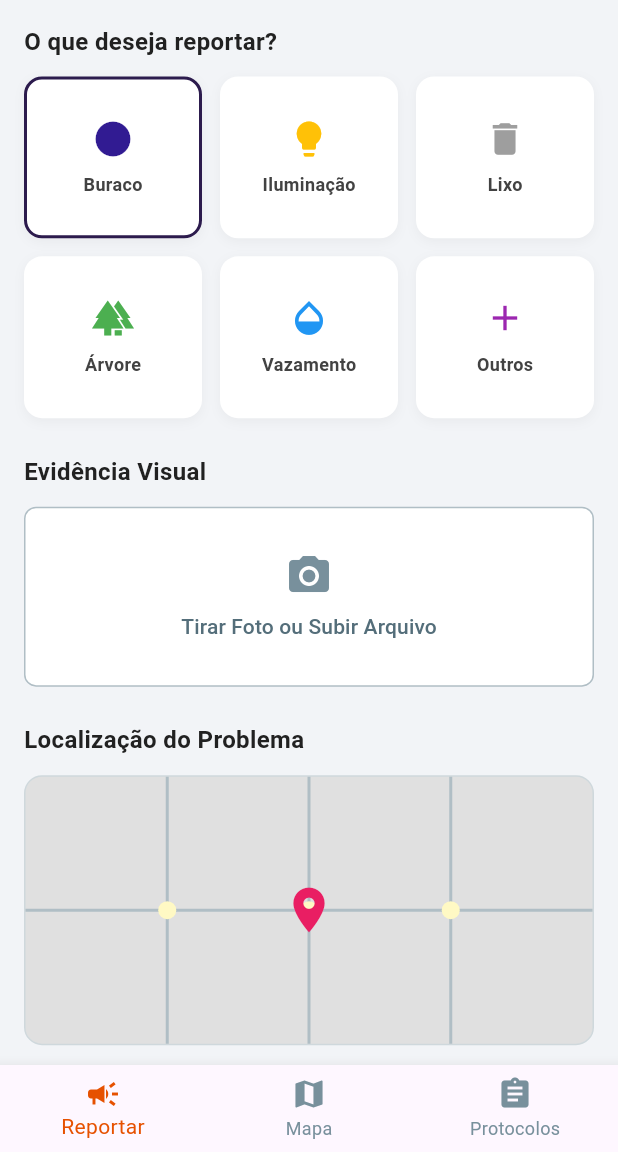
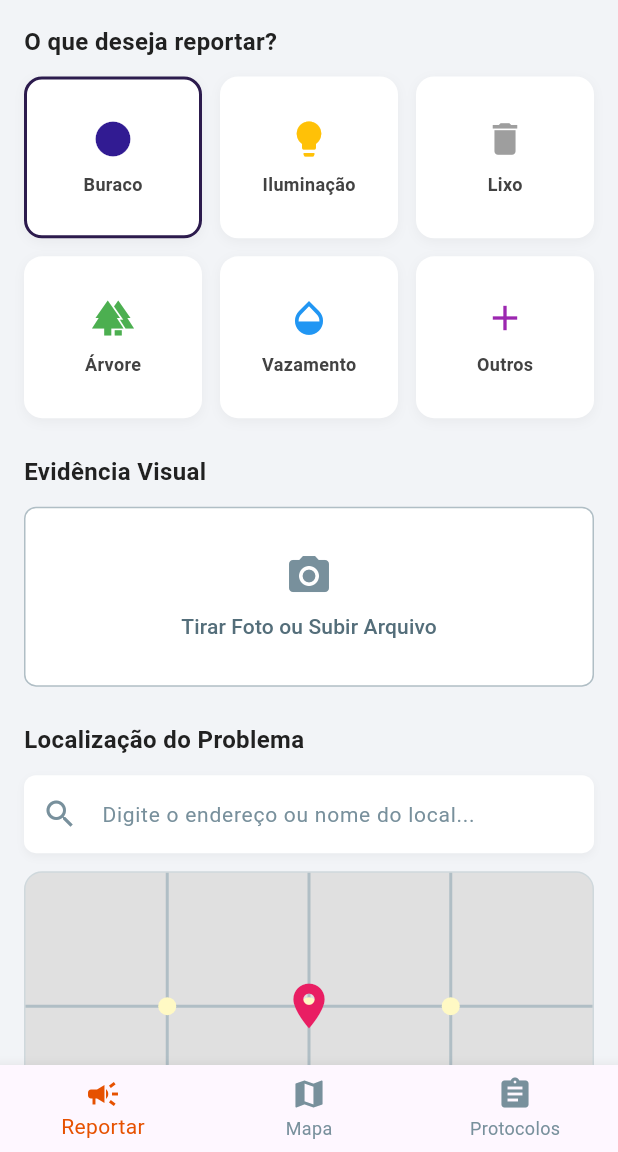
Before and after one commit to Gabriel-V-O/Radar-Urbano, a Flutter app: the screen it shows after launch, on a phone screen of 412 x 824 dp, the part 84-1236 px from its top. Run offline on Flutter 3.47's test engine with Material 3 defaults, Android fonts, the phone set to English and light mode, and no system bars; Roboto replaces fonts that are missing (Segoe UI).

Commit message:
Adicionado campo de Pesquisa de localização para tela 'home'

```diff
--- a/lib/main.dart
+++ b/lib/main.dart
@@ -1,8 +1,16 @@
 import 'package:flutter/material.dart';
+import 'package:flutter/services.dart';
 import 'screens/home_screen.dart';
 
 void main() {
-  runApp(const RadarUrbanoApp());
+  WidgetsFlutterBinding.ensureInitialized();
+
+  SystemChrome.setPreferredOrientations([
+    DeviceOrientation.portraitUp,
+    DeviceOrientation.portraitDown,
+  ]).then((_) {
+    runApp(const RadarUrbanoApp());
+  });
 }
 
 class RadarUrbanoApp extends StatelessWidget {
--- a/lib/screens/home_screen.dart
+++ b/lib/screens/home_screen.dart
@@ -1,3 +1,5 @@
+// ignore_for_file: deprecated_member_use
+
 import 'package:flutter/material.dart';
 import '../widgets/category_card.dart';
 import 'map_screen.dart';
@@ -120,6 +122,30 @@ class _HomeScreenState extends State<HomeScreen> {
               fontSize: 16,
               fontWeight: FontWeight.bold,
               color: Color(0xFF212121),
+            ),
+          ),
+          const SizedBox(height: 12),
+          Container(
+            decoration: BoxDecoration(
+              color: Colors.white,
+              borderRadius: BorderRadius.circular(8),
+              boxShadow: [
+                BoxShadow(
+                  color: Colors.black.withOpacity(0.04),
+                  blurRadius: 4,
+                  offset: const Offset(0, 2),
+                ),
+              ],
+            ),
+            child: const TextField(
+              decoration: InputDecoration(
+                hintText: 'Digite o endereço ou nome do local...',
+                hintStyle: TextStyle(color: Color(0xFF78909C), fontSize: 14),
+                prefixIcon: Icon(Icons.search, color: Color(0xFF78909C)),
+                border: InputBorder.none,
+                contentPadding:
+                    EdgeInsets.symmetric(vertical: 14, horizontal: 16),
+              ),
             ),
           ),
           const SizedBox(height: 12),
```
